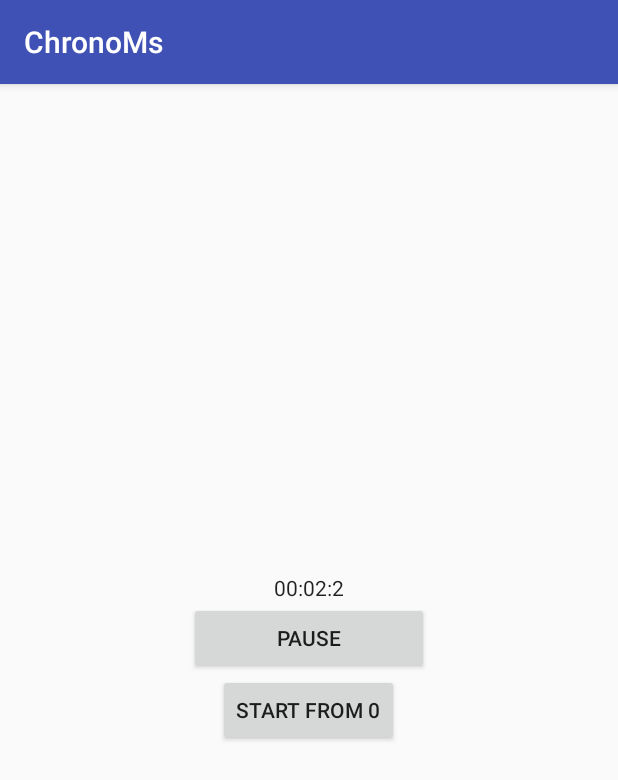
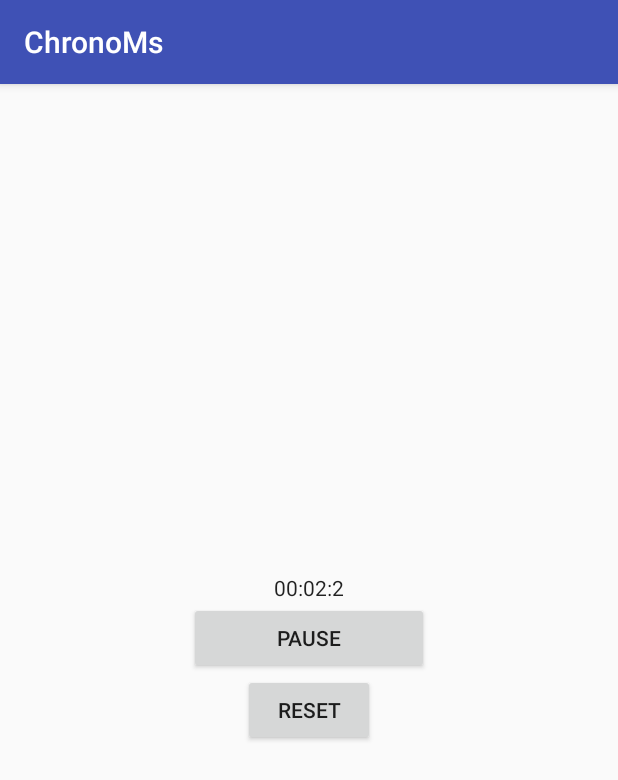
Before and after one commit to mugan86/android-chronometer-with-ms, an Android app: the screen it shows after launch (MainActivity), after a tap on "START", on a phone screen of 412 x 824 dp. Shown: the top 780 px of the screen. Run offline under Robolectric (Android 15) with nearby library versions, the phone set to English and light mode, and no system bars.

Commit message:
Kotlin extensions use to clean. Refactor code

```diff
--- a/app/src/main/java/mugan86/chronometer/ms/example/MainActivity.kt
+++ b/app/src/main/java/mugan86/chronometer/ms/example/MainActivity.kt
@@ -3,53 +3,40 @@ package mugan86.chronometer.ms.example
 import android.support.v7.app.AppCompatActivity
 import android.os.Bundle
 import android.view.View
-import android.widget.Button
-import mugan86.chronometer.ms.ChronometerWithMS
-
+import kotlinx.android.synthetic.main.activity_main.*
 
 class MainActivity : AppCompatActivity() {
 
-    private var chronometer: ChronometerWithMS? = null
-    private var start_pause_chronoButton: Button? = null
-    private var stop_reset_chronoButton: Button? = null
     override fun onCreate(savedInstanceState: Bundle?) {
         super.onCreate(savedInstanceState)
 
         setContentView(R.layout.activity_main)
+        start_pause_chronoButton!!.text = "Start"
+        stop_reset_chronoButton!!.visibility = View.GONE
 
-        chronometer = findViewById<View>(R.id.chronometer) as ChronometerWithMS
-        start_pause_chronoButton = findViewById(R.id.start_pause_chronoButton) as Button
-        stop_reset_chronoButton = findViewById(R.id.stop_reset_chronoButton) as Button
-        start_pause_chronoButton!!.text="Start"
-        stop_reset_chronoButton!!.visibility=View.GONE
-
-        start_pause_chronoButton!!.setOnClickListener(object : View.OnClickListener {
-            override fun onClick(view: View) {
+        start_pause_chronoButton!!.setOnClickListener {
             if (start_pause_chronoButton!!.text.toString().equals("Start")) {
                 if (chronometer!!.isRunning)
                     chronometer!!.start()
                 else
                     chronometer!!.restart()
-                    start_pause_chronoButton!!.text="Pause"
+                start_pause_chronoButton!!.text = "Pause"
                 stop_reset_chronoButton!!.visibility = View.VISIBLE
-                    stop_reset_chronoButton!!.text="Start from 0"
+                stop_reset_chronoButton!!.text = "Reset"
             } else {
-                    start_pause_chronoButton!!.text="Start"
+                start_pause_chronoButton!!.text = "Start"
                 chronometer!!.stop()
                 stop_reset_chronoButton!!.visibility = View.VISIBLE
             }
         }
-        })
 
-        stop_reset_chronoButton!!.setOnClickListener(object : View.OnClickListener {
-            override fun onClick(view: View) {
+        stop_reset_chronoButton!!.setOnClickListener {
             chronometer!!.stop()
             chronometer!!.start()
-                stop_reset_chronoButton!!.text = "Start from 0"
-                start_pause_chronoButton!!.text="Pause"
+            stop_reset_chronoButton!!.text = "Reset"
+            start_pause_chronoButton!!.text = "Pause"
             stop_reset_chronoButton!!.visibility = View.GONE
         }
-        })
 
     }
 }
```
Lines whose indentation alone changed are shown as unchanged.
